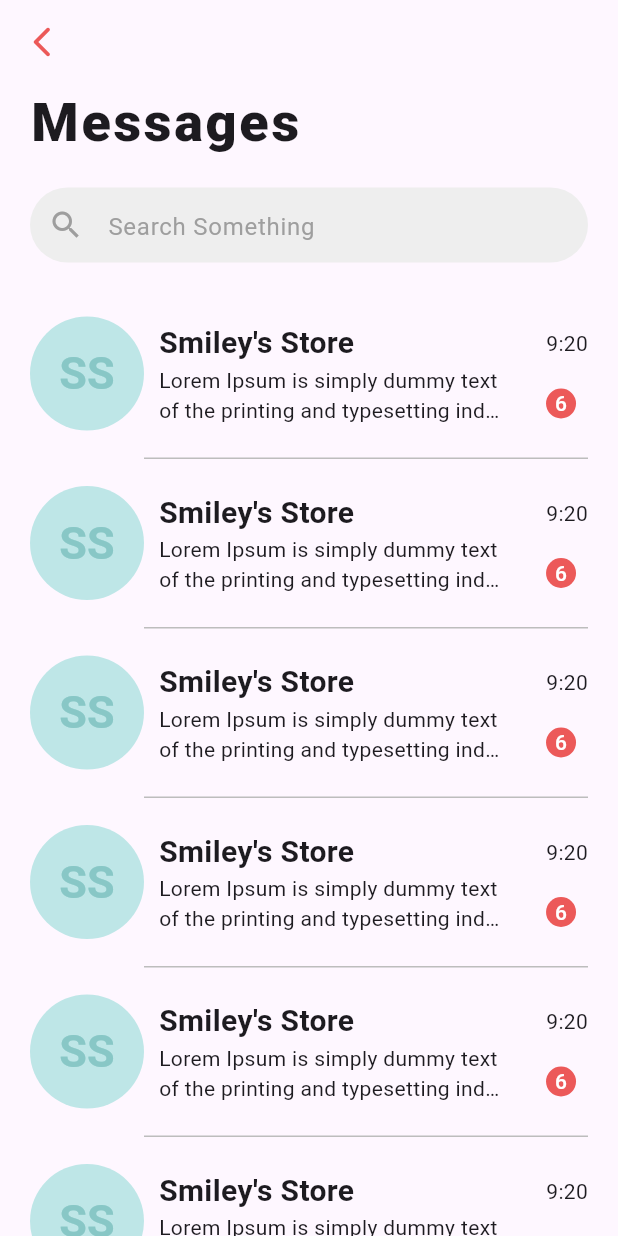
After one commit to youssefhedefa/e_commerce, a Flutter app: the MessageView screen opened by its route, on a phone screen of 412 x 824 dp. The commit adds this screen. Run offline on Flutter 3.47's test engine with Material 2 defaults, Android fonts, the phone set to English and light mode, and no system bars; our stand-ins replace bloc, dartz, firebase_auth, firebase_core, flutter_bloc, modal_progress_hud_nsn and 1 more; accounts and stored records are empty.

Commit message:
complete message ui

```diff
--- a/lib/core/utils/my_routes.dart
+++ b/lib/core/utils/my_routes.dart
@@ -1,4 +1,5 @@
 import 'package:e_commerce/features/home/presentation/views/home_view.dart';
+import 'package:e_commerce/features/messages/presentation/views/message_view.dart';
 import 'package:e_commerce/features/onBoarding/presentation/views/on_boarding_view.dart';
 import 'package:e_commerce/features/registration/presentation/views/log_in_view.dart';
 import 'package:e_commerce/features/registration/presentation/views/sign_in_view.dart';
@@ -13,6 +14,7 @@ class MyRoutes {
   static const signUpView = '/signUp';
   static const homeView = '/home';
   static const searchView = '/search';
+  static const messageView = '/message';
 
 
   static Route<dynamic> generateRoute(RouteSettings settings) {
@@ -51,6 +53,11 @@ class MyRoutes {
           child: const SearchView(),
           axisDirection: AxisDirection.left,
         );
+      case messageView:
+        return CustomPageRoute(
+          child: const MessageView(),
+          axisDirection: AxisDirection.down,
+        );
     }
 
     return MaterialPageRoute(
--- a/lib/features/home/presentation/views/widgets/custom_app_bar.dart
+++ b/lib/features/home/presentation/views/widgets/custom_app_bar.dart
@@ -1,6 +1,6 @@
 import 'package:e_commerce/core/utils/mobile_dimensions.dart';
+import 'package:e_commerce/core/utils/my_routes.dart';
 import 'package:flutter/material.dart';
-
 import 'custom_notify_icon.dart';
 
 class CustomAppBar extends StatelessWidget {
@@ -17,10 +17,12 @@ class CustomAppBar extends StatelessWidget {
         children: [
           CustomNotifyIcon(
             icon: Icons.mode_comment_outlined,
-            onPressed: (){},
+            onPressed: (){
+              Navigator.pushNamed(context, MyRoutes.messageView);
+            },
             number: '10',
           ),
-          const SizedBox(width: 8,),
+          const SizedBox(width: 20,),
           CustomNotifyIcon(
             icon: Icons.notifications_none_outlined,
             onPressed: (){},
--- a/lib/features/home/presentation/views/widgets/custom_notify_icon.dart
+++ b/lib/features/home/presentation/views/widgets/custom_notify_icon.dart
@@ -1,8 +1,9 @@
 import 'package:flutter/material.dart';
 
-
 class CustomNotifyIcon extends StatelessWidget {
-  const CustomNotifyIcon({Key? key, this.onPressed,required this.icon, this.number}) : super(key: key);
+  const CustomNotifyIcon(
+      {Key? key, this.onPressed, required this.icon, this.number})
+      : super(key: key);
 
   final void Function()? onPressed;
   final IconData icon;
@@ -10,14 +11,13 @@ class CustomNotifyIcon extends StatelessWidget {
 
   @override
   Widget build(BuildContext context) {
-    return Stack(
+    return GestureDetector(
+      onTap: onPressed,
+      child: Stack(
         children: [
-        IconButton(
-          onPressed: onPressed,
-          icon: Icon(
+          Icon(
             icon,
             size: 32,
-          ),
           ),
           Align(
             alignment: Alignment.centerLeft,
@@ -26,9 +26,8 @@ class CustomNotifyIcon extends StatelessWidget {
               height: 18,
               decoration: BoxDecoration(
                   color: Colors.redAccent,
-                borderRadius: BorderRadius.circular(8)
-            ),
-            child:  Align(
+                  borderRadius: BorderRadius.circular(8)),
+              child: Align(
                 alignment: Alignment.topCenter,
                 child: Text(
                   number ?? '',
@@ -41,6 +40,7 @@ class CustomNotifyIcon extends StatelessWidget {
             ),
           ),
         ],
+      ),
     );
   }
 }
--- /dev/null
+++ b/lib/features/messages/presentation/views/message_view.dart
@@ -0,0 +1,46 @@
+import 'package:e_commerce/features/home/presentation/views/widgets/custom_label.dart';
+import 'package:e_commerce/features/search/presentation/views/widgets/custom_search_field.dart';
+import 'package:flutter/material.dart';
+import 'widgets/custom_chat_list.dart';
+
+class MessageView extends StatelessWidget {
+  const MessageView({Key? key}) : super(key: key);
+
+  @override
+  Widget build(BuildContext context) {
+    return Scaffold(
+      appBar: AppBar(
+        elevation: 0,
+        backgroundColor: Colors.transparent,
+        surfaceTintColor: Colors.transparent,
+        leading: GestureDetector(
+          onTap: (){
+            Navigator.pop(context);
+          },
+          child: const Icon(
+            Icons.arrow_back_ios_new_rounded,
+            color: Color.fromRGBO(236, 89, 89, 1),
+          ),
+        ),
+      ),
+      body: const SafeArea(
+        child: Padding(
+          padding: EdgeInsets.symmetric(
+            horizontal: 20.0,
+          ),
+          child: Column(
+            mainAxisSize: MainAxisSize.max,
+            crossAxisAlignment: CrossAxisAlignment.start,
+            children: [
+              CustomLabel(label: 'Messages'),
+              SizedBox(height: 18,),
+              CustomSearchField(),
+              SizedBox(height: 18,),
+              CustomChatList(),
+            ],
+          ),
+        ),
+      ),
+    );
+  }
+}
--- /dev/null
+++ b/lib/features/messages/presentation/views/widgets/custom_chat_item.dart
@@ -0,0 +1,79 @@
+import 'package:flutter/material.dart';
+
+class CustomChatItem extends StatelessWidget {
+  const CustomChatItem({Key? key, required this.name, required this.time, required this.message, required this.storeName}) : super(key: key);
+
+  final String name;
+  final String storeName;
+  final String message;
+  final String time;
+
+  @override
+  Widget build(BuildContext context) {
+    const message = 'Lorem Ipsum is simply dummy text of the printing and typesetting industry. Lorem Ipsum has been the industry\'s standard dummy text ever since the 1500s, when an unknown printer took a galley of type and scrambled it to make a type specimen book. It has survived not only five centuries, but also the leap into electronic typesetting, remaining essentially unchanged. It was popularised in the 1960s with the release of Elettra sheets containing Lorem Ipsum passages, and more recently with desktop publishing software like Aldus PageMaker including versions of Lorem Ipsum.';
+    return Padding(
+      padding: const EdgeInsets.symmetric(vertical: 18.0),
+      child: Row(
+        children: [
+          CircleAvatar(
+            radius: 38,
+            backgroundColor: const Color.fromRGBO(190, 230, 231, 1),
+            child: Text(
+              name,
+              style: const TextStyle(
+                color: Color.fromRGBO(136, 199, 198, 1),
+                fontSize: 30,
+                fontWeight: FontWeight.w600,
+              ),
+            ),
+          ),
+          const  SizedBox(width: 10,),
+          Expanded(
+            child: Column(
+              mainAxisSize: MainAxisSize.max,
+              crossAxisAlignment: CrossAxisAlignment.start,
+              mainAxisAlignment: MainAxisAlignment.start,
+              children: [
+                Text(
+                  storeName,
+                  style: const TextStyle(
+                    fontSize: 20,
+                    fontWeight: FontWeight.w600,
+                  ),
+                ),
+                const Text(
+                  message,
+                  maxLines: 2,
+                  textAlign: TextAlign.start,
+                  overflow: TextOverflow.ellipsis,
+                ),
+              ],
+            ),
+          ),
+          const SizedBox(width: 30,),
+          Column(
+            mainAxisSize: MainAxisSize.max,
+            crossAxisAlignment: CrossAxisAlignment.start,
+            mainAxisAlignment: MainAxisAlignment.start,
+            children: [
+              Text(time),
+              const SizedBox(height: 20,),
+              const CircleAvatar(
+                radius: 10,
+                backgroundColor: Color.fromRGBO(236, 89, 89, 1),
+                child: Text(
+                  '6',
+                  textAlign: TextAlign.center,
+                  style: TextStyle(
+                      color: Colors.white,
+                      fontSize: 14
+                  ),
+                ),
+              ),
+            ],
+          ),
+        ],
+      ),
+    );
+  }
+}
--- /dev/null
+++ b/lib/features/messages/presentation/views/widgets/custom_chat_list.dart
@@ -0,0 +1,44 @@
+import 'package:e_commerce/core/utils/mobile_dimensions.dart';
+import 'package:e_commerce/features/cart/presentation/views/widgets/custom_divider.dart';
+import 'package:flutter/material.dart';
+
+import 'custom_chat_item.dart';
+
+class CustomChatList extends StatelessWidget {
+  const CustomChatList({Key? key}) : super(key: key);
+
+  @override
+  Widget build(BuildContext context) {
+    return Expanded(
+      child: ListView(
+        children: [
+          const CustomChatItem(name: 'SS', message: '', time: '9:20', storeName: 'Smiley\'s Store',),
+          CustomDivider(width: MobileDimensions.getWidth(context)-40-38*2,),
+
+          const CustomChatItem(name: 'SS', message: '', time: '9:20', storeName: 'Smiley\'s Store',),
+          CustomDivider(width: MobileDimensions.getWidth(context)-40-38*2,),
+
+          const CustomChatItem(name: 'SS', message: '', time: '9:20', storeName: 'Smiley\'s Store',),
+          CustomDivider(width: MobileDimensions.getWidth(context)-40-38*2,),
+
+          const CustomChatItem(name: 'SS', message: '', time: '9:20', storeName: 'Smiley\'s Store',),
+          CustomDivider(width: MobileDimensions.getWidth(context)-40-38*2,),
+
+          const CustomChatItem(name: 'SS', message: '', time: '9:20', storeName: 'Smiley\'s Store',),
+          CustomDivider(width: MobileDimensions.getWidth(context)-40-38*2,),
+
+          const CustomChatItem(name: 'SS', message: '', time: '9:20', storeName: 'Smiley\'s Store',),
+          CustomDivider(width: MobileDimensions.getWidth(context)-40-38*2,),
+
+          const CustomChatItem(name: 'SS', message: '', time: '9:20', storeName: 'Smiley\'s Store',),
+          CustomDivider(width: MobileDimensions.getWidth(context)-40-38*2,),
+
+          const CustomChatItem(name: 'SS', message: '', time: '9:20', storeName: 'Smiley\'s Store',),
+          CustomDivider(width: MobileDimensions.getWidth(context)-40-38*2,),
+
+
+        ],
+      ),
+    );
+  }
+}
```
Lines whose indentation alone changed are shown as unchanged.
